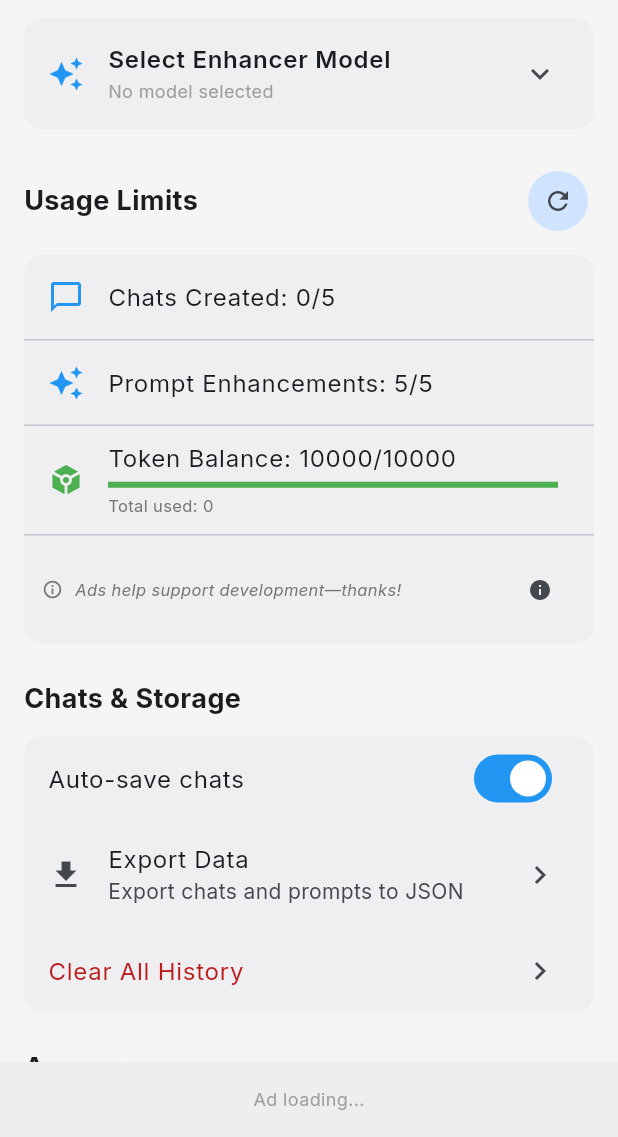
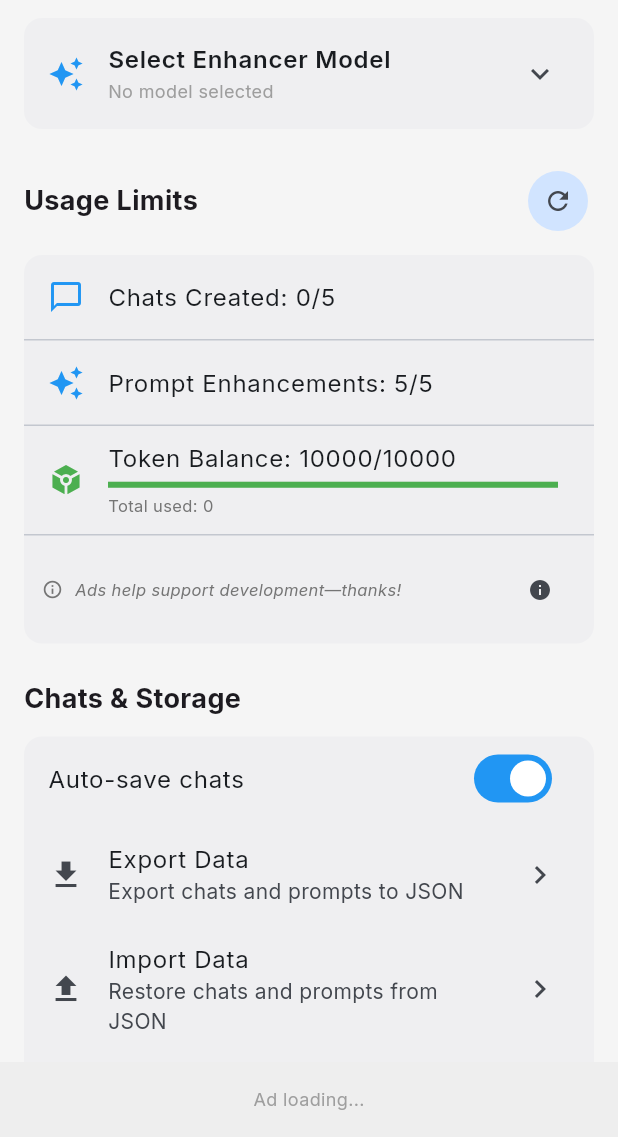
Before and after one commit to PocketLLM/pocketllm-lite, a Flutter app: the SettingsScreen screen opened by its route, scrolled down 576 dp, on a phone screen of 412 x 824 dp, the part 99-1236 px from its top. Run offline on Flutter 3.47's test engine with Material 3 defaults, Android fonts, the phone set to English and light mode, and no system bars; our stand-ins replace connectivity_plus, file_picker, flutter_colorpicker, flutter_markdown, flutter_native_splash, flutter_riverpod and 8 more; accounts and stored records are empty; network calls fail.

Commit message:
feat: Implement data import functionality
- Add file_picker dependency
- Add importData to StorageService with JSON deserialization logic
- Create ImportDialog for file selection and validation
- Add Import Data entry point in SettingsScreen

```diff
--- a/lib/features/settings/settings_screen.dart
+++ b/lib/features/settings/settings_screen.dart
@@ -18,6 +18,7 @@ import '../../services/usage_limits_provider.dart';
 import '../chat/presentation/providers/models_provider.dart';
 import '../chat/presentation/providers/prompt_enhancer_provider.dart';
 import 'presentation/widgets/export_dialog.dart';
+import 'presentation/widgets/import_dialog.dart';
 
 class SettingsScreen extends ConsumerStatefulWidget {
   const SettingsScreen({super.key});
@@ -1158,6 +1159,19 @@ class _SettingsScreenState extends ConsumerState<SettingsScreen> {
                 },
               ),
               ListTile(
+                title: const Text('Import Data'),
+                subtitle: const Text('Restore chats and prompts from JSON'),
+                leading: const Icon(Icons.upload),
+                trailing: const Icon(Icons.chevron_right),
+                onTap: () {
+                  HapticFeedback.lightImpact();
+                  showDialog(
+                    context: context,
+                    builder: (context) => const ImportDialog(),
+                  );
+                },
+              ),
+              ListTile(
                 title: Text(
                   'Clear All History',
                   style: TextStyle(color: theme.colorScheme.error),
--- a/lib/services/storage_service.dart
+++ b/lib/services/storage_service.dart
@@ -231,4 +231,72 @@ class StorageService {
       'content': prompt.content,
     };
   }
+
+  // Import
+  Future<Map<String, int>> importData(Map<String, dynamic> data) async {
+    int chatsImported = 0;
+    int promptsImported = 0;
+
+    if (data['chats'] != null) {
+      final List chats = data['chats'];
+      for (final chatData in chats) {
+        try {
+          final session = _chatSessionFromJson(chatData);
+          await saveChatSession(session);
+          chatsImported++;
+        } catch (e) {
+          debugPrint('Error importing chat: $e');
+        }
+      }
+    }
+
+    if (data['prompts'] != null) {
+      final List prompts = data['prompts'];
+      for (final promptData in prompts) {
+        try {
+          final prompt = _systemPromptFromJson(promptData);
+          await saveSystemPrompt(prompt);
+          promptsImported++;
+        } catch (e) {
+          debugPrint('Error importing prompt: $e');
+        }
+      }
+    }
+
+    return {'chats': chatsImported, 'prompts': promptsImported};
+  }
+
+  ChatSession _chatSessionFromJson(Map<String, dynamic> json) {
+    return ChatSession(
+      id: json['id'],
+      title: json['title'],
+      model: json['model'],
+      messages: (json['messages'] as List)
+          .map((m) => _chatMessageFromJson(m))
+          .toList(),
+      createdAt: DateTime.parse(json['createdAt']),
+      systemPrompt: json['systemPrompt'],
+      temperature: json['temperature']?.toDouble(),
+      topP: json['topP']?.toDouble(),
+      topK: json['topK']?.toInt(),
+    );
+  }
+
+  ChatMessage _chatMessageFromJson(Map<String, dynamic> json) {
+    return ChatMessage(
+      role: json['role'],
+      content: json['content'],
+      timestamp: DateTime.parse(json['timestamp']),
+      images:
+          json['images'] != null ? List<String>.from(json['images']) : null,
+    );
+  }
+
+  SystemPrompt _systemPromptFromJson(Map<String, dynamic> json) {
+    return SystemPrompt(
+      id: json['id'],
+      title: json['title'],
+      content: json['content'],
+    );
+  }
 }
--- a/pubspec.yaml
+++ b/pubspec.yaml
@@ -34,6 +34,7 @@ dependencies:
   share_plus: ^12.0.1
   google_mobile_ads: ^5.3.0
   connectivity_plus: ^6.1.4
+  file_picker: ^8.0.0
 
 dev_dependencies:
   flutter_test:
```
Also changed, not shown: lib/features/settings/presentation/widgets/import_dialog.dart (added, +171 -0 lines).
